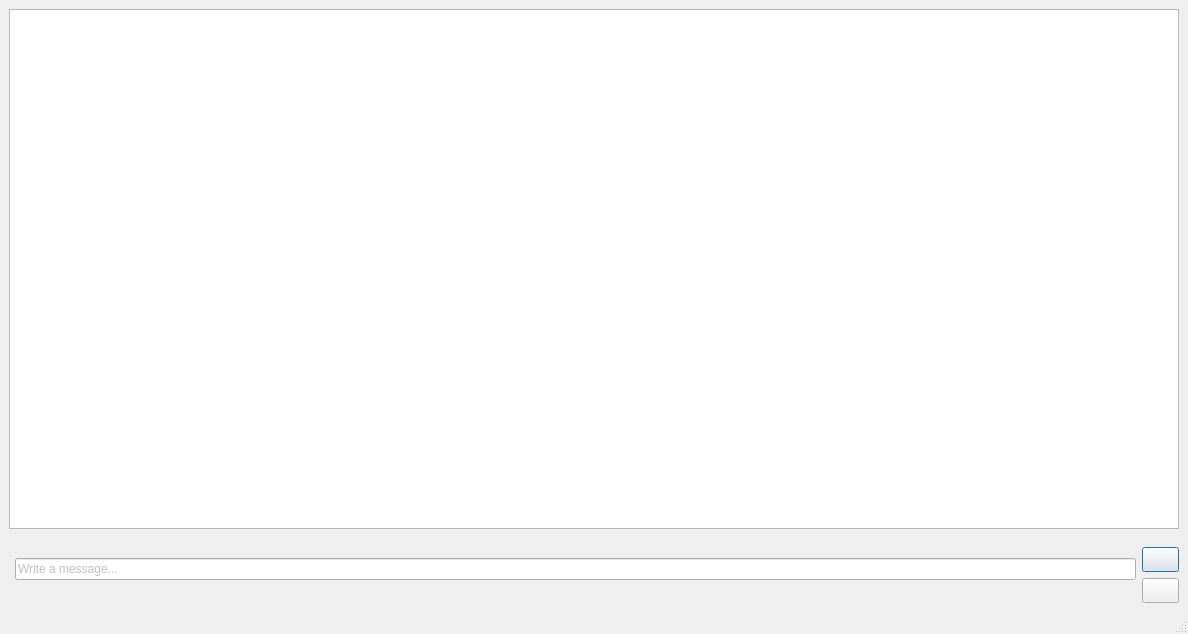
The window that client/mainwindow.ui (khram2003/BPKproject) describes before a commit, drawn with Qt 5.
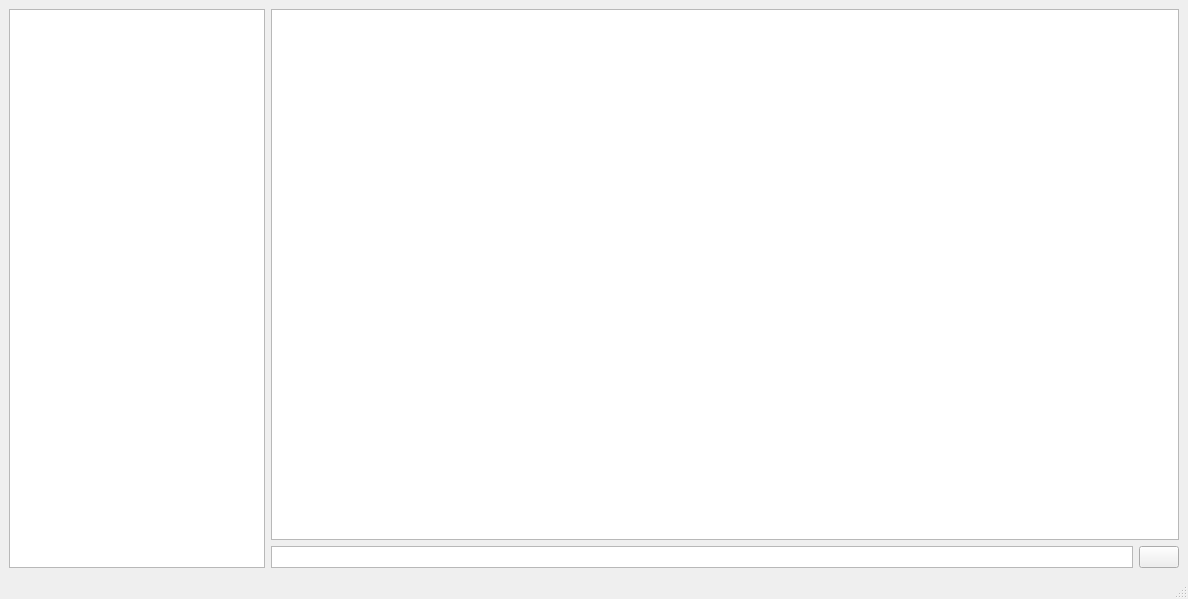
The same window after the commit.

Commit message: CMakeLists.txt should be changed

```diff
--- a/client/mainwindow.ui
+++ b/client/mainwindow.ui
@@ -7,7 +7,7 @@
     <x>0</x>
     <y>0</y>
     <width>1188</width>
-    <height>634</height>
+    <height>599</height>
    </rect>
   </property>
   <property name="windowTitle">
@@ -19,102 +19,78 @@
      <enum>QLayout::SetMaximumSize</enum>
     </property>
     <item row="0" column="0">
-     <layout class="QGridLayout" name="gridLayout">
+     <layout class="QVBoxLayout" name="verticalLayout_3">
       <property name="sizeConstraint">
-       <enum>QLayout::SetMaximumSize</enum>
+       <enum>QLayout::SetDefaultConstraint</enum>
       </property>
-      <item row="4" column="2">
-       <widget class="QPushButton" name="sendButton1">
-        <property name="enabled">
-         <bool>true</bool>
-        </property>
-        <property name="font">
-         <font>
-          <family>Yandex-UI-Icons-Private</family>
-         </font>
-        </property>
-        <property name="text">
-         <string/>
-        </property>
-        <property name="autoDefault">
-         <bool>false</bool>
-        </property>
-        <property name="default">
-         <bool>true</bool>
+      <item>
+       <widget class="QListWidget" name="listWidget_2">
+        <property name="sizePolicy">
+         <sizepolicy hsizetype="Maximum" vsizetype="Expanding">
+          <horstretch>0</horstretch>
+          <verstretch>0</verstretch>
+         </sizepolicy>
         </property>
        </widget>
       </item>
-      <item row="0" column="0" colspan="3">
+     </layout>
+    </item>
+    <item row="0" column="1">
+     <layout class="QGridLayout" name="gridLayout" rowstretch="0,0">
+      <property name="sizeConstraint">
+       <enum>QLayout::SetDefaultConstraint</enum>
+      </property>
+      <item row="0" column="0">
        <widget class="QListWidget" name="listWidget">
-        <property name="font">
-         <font>
-          <family>MS Outlook</family>
-          <pointsize>12</pointsize>
-         </font>
+        <property name="sizePolicy">
+         <sizepolicy hsizetype="Expanding" vsizetype="Expanding">
+          <horstretch>0</horstretch>
+          <verstretch>0</verstretch>
+         </sizepolicy>
         </property>
         <property name="cursor" stdset="0">
          <cursorShape>ArrowCursor</cursorShape>
         </property>
        </widget>
       </item>
-      <item row="5" column="2">
-       <widget class="QPushButton" name="sendButton2">
-        <property name="font">
-         <font>
-          <family>Yandex-UI-Icons-Private</family>
-         </font>
-        </property>
-        <property name="text">
-         <string/>
-        </property>
-       </widget>
-      </item>
-      <item row="2" column="1" rowspan="4">
-       <widget class="QLineEdit" name="lineEdit">
-        <property name="palette">
-         <palette>
-          <active>
-           <colorrole role="PlaceholderText">
-            <brush brushstyle="SolidPattern">
-             <color alpha="128">
-              <red>127</red>
-              <green>127</green>
-              <blue>127</blue>
-             </color>
-            </brush>
-           </colorrole>
-          </active>
-          <inactive>
-           <colorrole role="PlaceholderText">
-            <brush brushstyle="SolidPattern">
-             <color alpha="128">
-              <red>127</red>
-              <green>127</green>
-              <blue>127</blue>
-             </color>
-            </brush>
-           </colorrole>
-          </inactive>
-          <disabled>
-           <colorrole role="PlaceholderText">
-            <brush brushstyle="SolidPattern">
-             <color alpha="128">
-              <red>127</red>
-              <green>127</green>
-              <blue>127</blue>
-             </color>
-            </brush>
-           </colorrole>
-          </disabled>
-         </palette>
-        </property>
-        <property name="text">
-         <string/>
-        </property>
-        <property name="placeholderText">
-         <string>Write a message...</string>
-        </property>
-       </widget>
+      <item row="1" column="0">
+       <layout class="QHBoxLayout" name="horizontalLayout">
+        <item>
+         <widget class="QTextEdit" name="textEdit">
+          <property name="sizePolicy">
+           <sizepolicy hsizetype="Minimum" vsizetype="Ignored">
+            <horstretch>0</horstretch>
+            <verstretch>0</verstretch>
+           </sizepolicy>
+          </property>
+          <property name="frameShape">
+           <enum>QFrame::StyledPanel</enum>
+          </property>
+          <property name="verticalScrollBarPolicy">
+           <enum>Qt::ScrollBarAlwaysOff</enum>
+          </property>
+          <property name="horizontalScrollBarPolicy">
+           <enum>Qt::ScrollBarAlwaysOff</enum>
+          </property>
+         </widget>
+        </item>
+        <item>
+         <widget class="QPushButton" name="sendButton">
+          <property name="sizePolicy">
+           <sizepolicy hsizetype="Fixed" vsizetype="Fixed">
+            <horstretch>0</horstretch>
+            <verstretch>0</verstretch>
+           </sizepolicy>
+          </property>
+          <property name="text">
+           <string/>
+          </property>
+          <property name="shortcut">
+           <string>Return</string>
+          </property>
+         </widget>
+        </item>
+       </layout>
       </item>
      </layout>
     </item>
```
Left out of the diff: 3 changed lines with no effect on the pictures. The commit also changes 9 other files.
